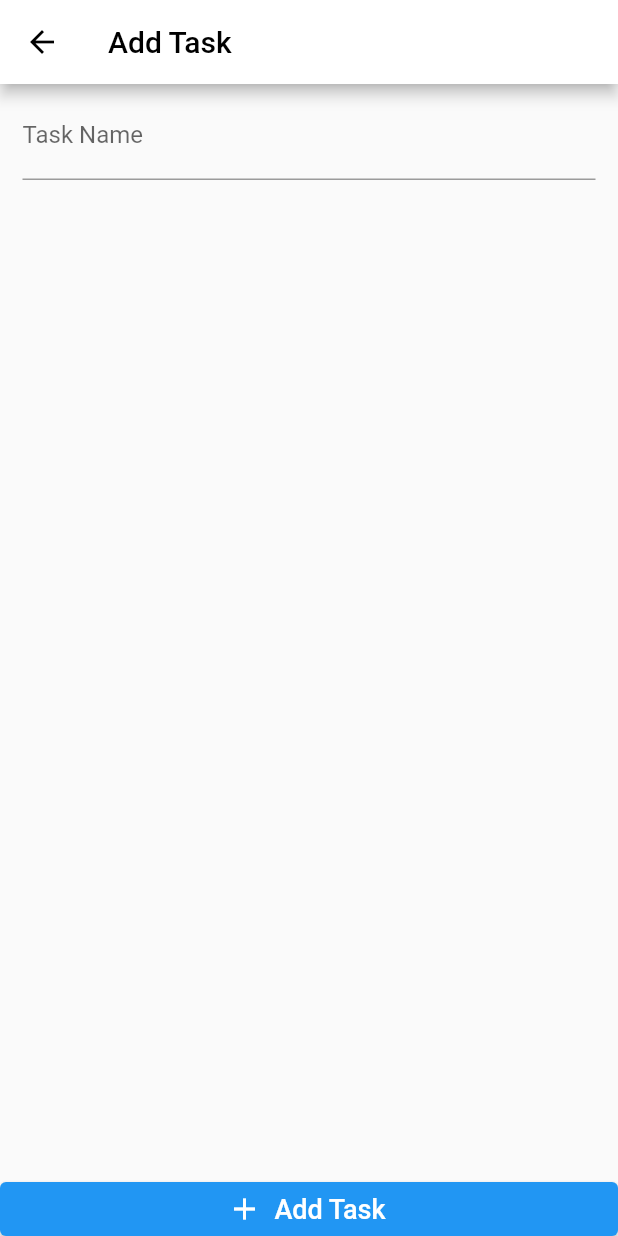
After one commit to theexidge/routinger, a Flutter app: the screen it shows after launch, after a tap on the "add" icon, on a phone screen of 412 x 824 dp. The commit adds this screen. Run offline on Flutter 3.47's test engine with Material 2 defaults, Android fonts, the phone set to English and light mode, and no system bars; our stand-ins replace card_swiper.

Commit message:
Add Tasks

```diff
--- a/lib/main.dart
+++ b/lib/main.dart
@@ -2,6 +2,7 @@ import 'package:flutter/material.dart';
 
 // Screen Imports
 import './screens/home_screen.dart';
+import './screens/add_task.dart';
 
 void main() {
   runApp(MyApp());
@@ -16,6 +17,9 @@ class MyApp extends StatelessWidget {
         primarySwatch: Colors.blue,
       ),
       home: HomeScreen(),
+      routes: {
+        AddTask.routeName: (ctx) => AddTask(),
+      },
     );
   }
 }
--- a/lib/provider/tasks.dart
+++ b/lib/provider/tasks.dart
@@ -10,6 +10,7 @@ class Tasks with ChangeNotifier {
 
   void addToDo(String id, String taskName, String taskDesc) {
     toDosList.add(Task(id, taskName, taskDesc));
+    print(toDosList.length);
     notifyListeners();
   }
 
@@ -18,7 +19,7 @@ class Tasks with ChangeNotifier {
   }
 
   List<Task> getToDos() {
-    return [...toDosList];
+    return toDosList;
   }
 
   void removeTask(String id) {
--- /dev/null
+++ b/lib/screens/add_task.dart
@@ -0,0 +1,40 @@
+import 'package:flutter/material.dart';
+
+// Third PArty Packages
+import 'package:provider/provider.dart';
+
+// Widget Imports
+import '../widgets/task_form.dart';
+
+// Provider Imports
+import '../provider/tasks.dart';
+
+class AddTask extends StatelessWidget {
+  static final routeName = '/add-task';
+  @override
+  Widget build(BuildContext context) {
+    return Scaffold(
+      appBar: AppBar(
+        iconTheme: IconThemeData(
+          color: Colors.black,
+        ),
+        title: const Text(
+          'Add Task',
+          style: const TextStyle(
+            color: Colors.black,
+          ),
+        ),
+        backgroundColor: Colors.white,
+        foregroundColor: Colors.black,
+      ),
+      body: MultiProvider(
+        providers: [
+          ChangeNotifierProvider.value(
+            value: Tasks(),
+          ),
+        ],
+        child: TaskForm(),
+      ),
+    );
+  }
+}
--- a/lib/screens/home_screen.dart
+++ b/lib/screens/home_screen.dart
@@ -3,6 +3,9 @@ import 'package:flutter/material.dart';
 // Third Party Packages
 import 'package:card_swiper/card_swiper.dart';
 import 'package:provider/provider.dart';
+
+// Screen Imports
+import '../screens/add_task.dart';
 
 // Provider Imports
 import '../provider/tasks.dart';
@@ -23,6 +26,13 @@ class HomeScreen extends StatelessWidget {
   Widget build(BuildContext context) {
     final mediaQuery = MediaQuery.of(context);
     return Scaffold(
+      floatingActionButton: FloatingActionButton(
+        onPressed: () {
+          Navigator.of(context).pushNamed(AddTask.routeName);
+        },
+        child: Icon(Icons.add),
+      ),
+      floatingActionButtonLocation: FloatingActionButtonLocation.centerFloat,
       appBar: AppBar(
         title: const Text(
           'Routinger',
--- /dev/null
+++ b/lib/widgets/task_form.dart
@@ -0,0 +1,74 @@
+import 'package:flutter/material.dart';
+
+// Third Party Packages
+import 'package:provider/provider.dart';
+
+// provider Imports
+import '../provider/tasks.dart';
+
+class TaskForm extends StatefulWidget {
+  @override
+  _TaskFormState createState() => _TaskFormState();
+}
+
+class _TaskFormState extends State<TaskForm> {
+  late TextEditingController _titleController;
+  @override
+  void initState() {
+    _titleController = TextEditingController();
+    super.initState();
+  }
+
+  @override
+  void dispose() {
+    _titleController.dispose();
+    super.dispose();
+  }
+
+  @override
+  Widget build(BuildContext context) {
+    return Column(
+      children: [
+        Expanded(
+          child: Column(
+            children: [
+              Padding(
+                padding:
+                    const EdgeInsets.symmetric(vertical: 5.0, horizontal: 15.0),
+                child: TextField(
+                  controller: _titleController,
+                  decoration: InputDecoration(
+                    labelText: 'Task Name',
+                  ),
+                ),
+              ),
+            ],
+          ),
+        ),
+        Container(
+          width: double.infinity,
+          child: ElevatedButton.icon(
+            icon: Icon(Icons.add),
+            onPressed: () {
+              Provider.of<Tasks>(context, listen: false).addToDo(
+                DateTime.now().toString(),
+                _titleController.text,
+                '',
+              );
+              Navigator.of(context).pop();
+            },
+            label: Text(
+              'Add Task',
+              style: TextStyle(
+                fontSize: 18,
+              ),
+            ),
+            style: ButtonStyle(
+              tapTargetSize: MaterialTapTargetSize.shrinkWrap,
+            ),
+          ),
+        ),
+      ],
+    );
+  }
+}
--- a/lib/widgets/taskslist.dart
+++ b/lib/widgets/taskslist.dart
@@ -23,6 +23,7 @@ class _ListOfTasksState extends State<ListOfTasks> {
   @override
   Widget build(BuildContext context) {
     final toDos = Provider.of<Tasks>(context).getToDos();
+    print(Provider.of<Tasks>(context).toDosLength());
     return Container(
       margin: EdgeInsets.symmetric(vertical: 20, horizontal: 5),
       child: ExpansionPanelList(
```
